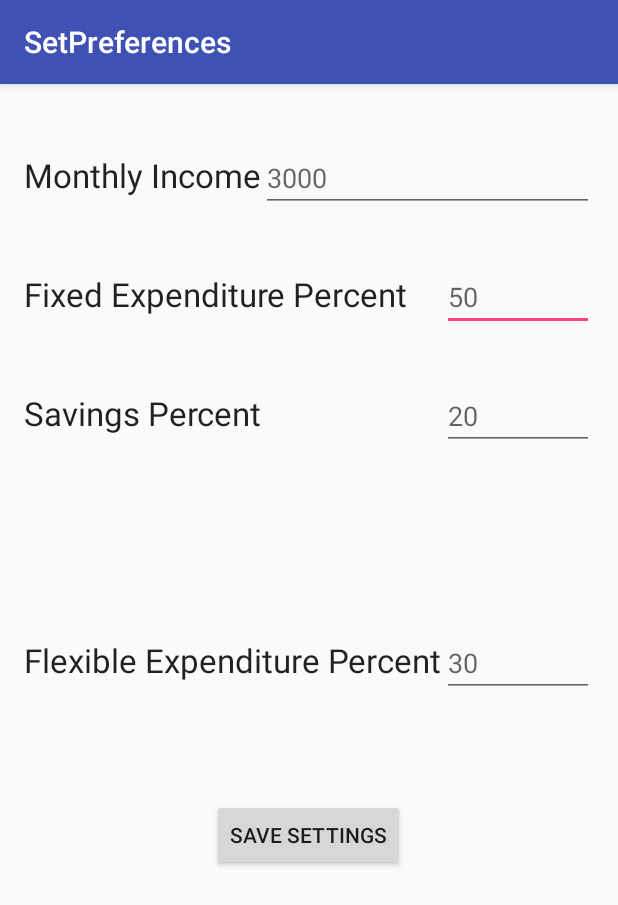
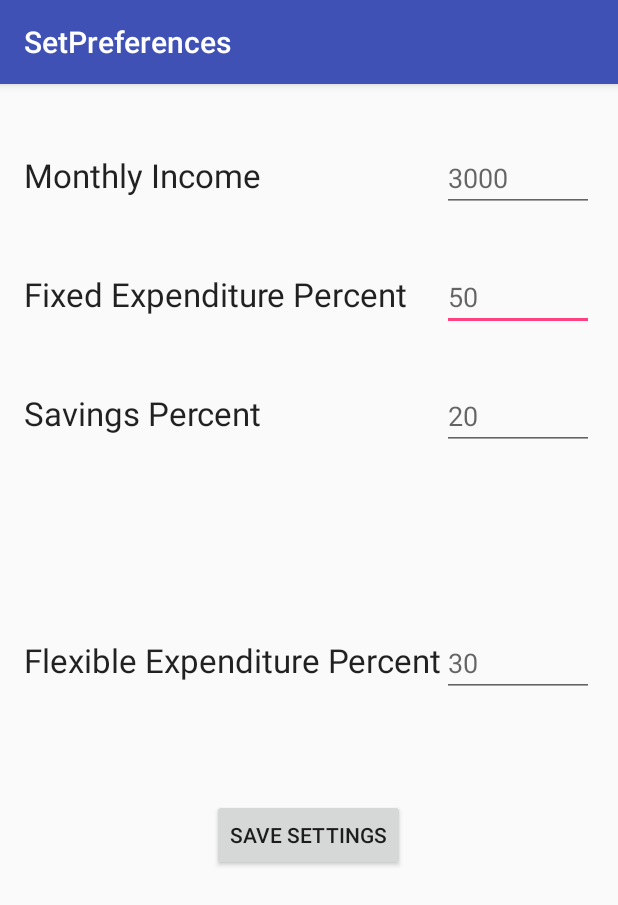
Before and after one commit to pgreen1014/BudgetPlannerDroid, an Android app: the SetPreferences screen opened directly, with no data from a screen before it, on a phone screen of 412 x 824 dp. Shown: the top 905 px of the screen. Run offline under Robolectric (Android 15) with nearby library versions, the phone set to English and light mode, and no system bars.

Commit message:
aligned monthy income editTexts with other editTexts in content_set_preferences.xml for all screen sizes:

```diff
--- a/app/src/main/res/layout-normal/content_set_preferences.xml
+++ b/app/src/main/res/layout-normal/content_set_preferences.xml
@@ -115,5 +115,7 @@
         android:layout_alignBaseline="@+id/textView_monthlyIncome"
         android:layout_toRightOf="@+id/textView_monthlyIncome"
         android:layout_toEndOf="@+id/textView_monthlyIncome"
+        android:layout_alignLeft="@+id/editText_percentFlexible"
+        android:layout_alignStart="@+id/editText_percentFlexible"
         android:hint="@string/monthlyIncomeHint" />
 </RelativeLayout>
--- a/app/src/main/res/layout-xlarge/content_set_preferences.xml
+++ b/app/src/main/res/layout-xlarge/content_set_preferences.xml
@@ -115,5 +115,7 @@
         android:layout_alignBaseline="@+id/textView_monthlyIncome"
         android:layout_toRightOf="@+id/textView_monthlyIncome"
         android:layout_toEndOf="@+id/textView_monthlyIncome"
+        android:layout_alignLeft="@+id/editText_percentFlexible"
+        android:layout_alignStart="@+id/editText_percentFlexible"
         android:hint="@string/monthlyIncomeHint" />
 </RelativeLayout>
--- a/app/src/main/res/layout/content_set_preferences.xml
+++ b/app/src/main/res/layout/content_set_preferences.xml
@@ -115,5 +115,7 @@
         android:layout_alignBaseline="@+id/textView_monthlyIncome"
         android:layout_toRightOf="@+id/textView_monthlyIncome"
         android:layout_toEndOf="@+id/textView_monthlyIncome"
+        android:layout_alignLeft="@+id/editText_percentFlexible"
+        android:layout_alignStart="@+id/editText_percentFlexible"
         android:hint="@string/monthlyIncomeHint" />
 </RelativeLayout>
```
